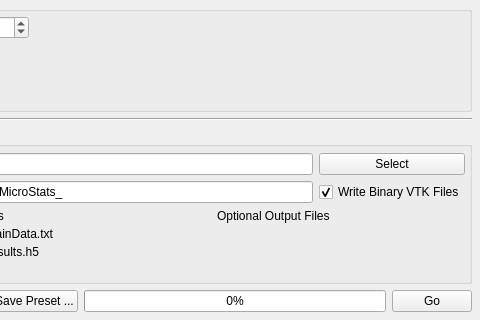
Before: the Qt Designer form Source/UIPlugins/MicrostructureStatistics/MicrostructureStatisticsWidget.ui in BlueQuartzSoftware/DREAM3D, drawn with Qt 5; both pictures show x 121 to 601 and y 297 to 617 of the 601 by 617 pixel window.
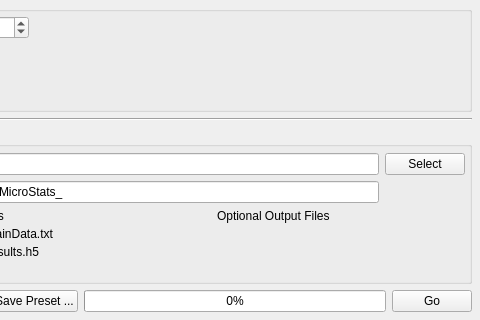
After: the same form once the commit is applied. Icons and pictures are not drawn. Custom widgets are drawn as their Qt base class.

Commit message: Updating UIPlugins to take advantage of writing a single VTK file with options to write specific scalar data to the VTK file. The new QCheckBoxDialog is used for this option. The Option to write binary files is moved from the main widget area into the QCheckBoxDialog now. Added reading/writing of preferences for those optional Scalars

The edit to the form file:
```diff
--- a/Source/UIPlugins/MicrostructureStatistics/MicrostructureStatisticsWidget.ui
+++ b/Source/UIPlugins/MicrostructureStatistics/MicrostructureStatisticsWidget.ui
@@ -230,19 +230,6 @@
           </property>
          </widget>
         </item>
-        <item row="1" column="2">
-         <widget class="QCheckBox" name="m_BinaryVtkFiles">
-          <property name="enabled">
-           <bool>true</bool>
-          </property>
-          <property name="text">
-           <string>Write Binary VTK Files</string>
-          </property>
-          <property name="checked">
-           <bool>true</bool>
-          </property>
-         </widget>
-        </item>
        </layout>
       </item>
       <item>
```
The commit also changes 5 other files.
